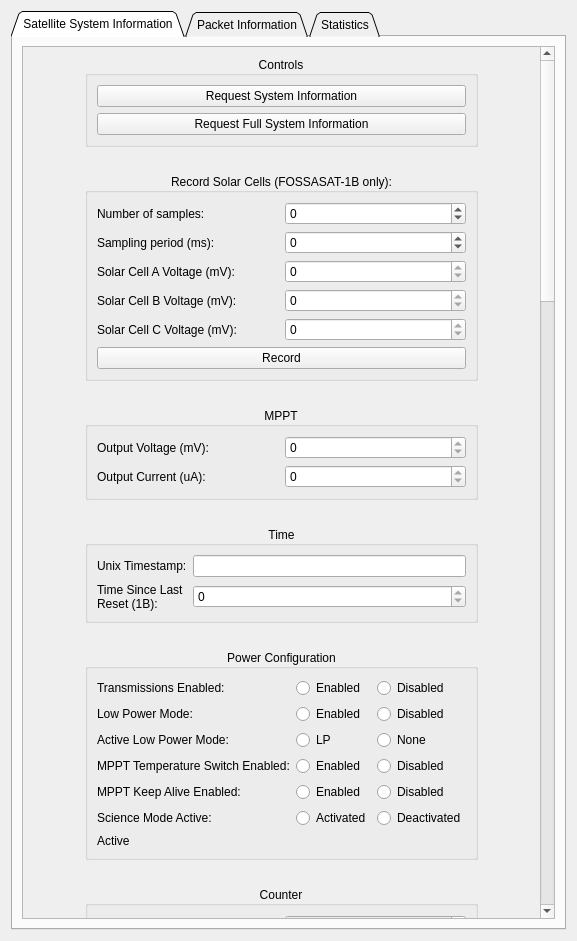
The window that FOSSAGSCP/systeminformationpane.ui (FOSSASystems/FOSSA-GroundStationControlPanel) describes before a commit, drawn with Qt 5.
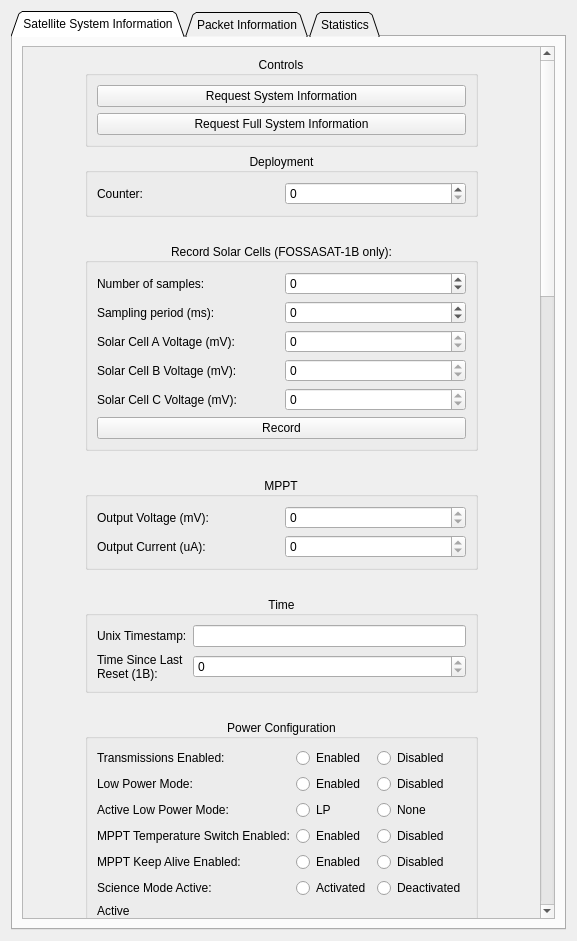
The same window after the commit.

Commit message: implemented RESP_DEPLOYMENT_STATE

Diff of the .ui file:
```diff
--- a/FOSSAGSCP/systeminformationpane.ui
+++ b/FOSSAGSCP/systeminformationpane.ui
@@ -39,9 +39,9 @@
           <property name="geometry">
            <rect>
             <x>33</x>
-            <y>-2331</y>
+            <y>0</y>
             <width>439</width>
-            <height>3203</height>
+            <height>3272</height>
            </rect>
           </property>
           <property name="sizePolicy">
@@ -51,7 +51,7 @@
            </sizepolicy>
           </property>
           <layout class="QGridLayout" name="gridLayout_2">
-           <item row="24" column="0">
+           <item row="25" column="0">
             <spacer name="horizontalSpacer_13">
              <property name="orientation">
               <enum>Qt::Horizontal</enum>
@@ -64,7 +64,7 @@
              </property>
             </spacer>
            </item>
-           <item row="22" column="0">
+           <item row="23" column="0">
             <spacer name="horizontalSpacer_12">
              <property name="orientation">
               <enum>Qt::Horizontal</enum>
@@ -77,7 +77,7 @@
              </property>
             </spacer>
            </item>
-           <item row="13" column="0">
+           <item row="14" column="0">
             <spacer name="horizontalSpacer_9">
              <property name="orientation">
               <enum>Qt::Horizontal</enum>
@@ -90,7 +90,7 @@
              </property>
             </spacer>
            </item>
-           <item row="12" column="0">
+           <item row="13" column="0">
             <widget class="QGroupBox" name="groupBox_10">
              <property name="title">
               <string>Window Receive Length</string>
@@ -136,7 +136,7 @@
              </layout>
             </widget>
            </item>
-           <item row="6" column="0">
+           <item row="7" column="0">
             <widget class="QGroupBox" name="groupBox_2">
              <property name="title">
               <string>Time</string>
@@ -179,7 +179,7 @@
              </layout>
             </widget>
            </item>
-           <item row="26" column="0">
+           <item row="27" column="0">
             <spacer name="horizontalSpacer_14">
              <property name="orientation">
               <enum>Qt::Horizontal</enum>
@@ -218,7 +218,7 @@
              </layout>
             </widget>
            </item>
-           <item row="15" column="0">
+           <item row="16" column="0">
             <spacer name="horizontalSpacer_10">
              <property name="orientation">
               <enum>Qt::Horizontal</enum>
@@ -231,7 +231,7 @@
              </property>
             </spacer>
            </item>
-           <item row="17" column="0">
+           <item row="18" column="0">
             <spacer name="horizontalSpacer_18">
              <property name="orientation">
               <enum>Qt::Horizontal</enum>
@@ -244,7 +244,7 @@
              </property>
             </spacer>
            </item>
-           <item row="1" column="0">
+           <item row="2" column="0">
             <spacer name="horizontalSpacer_16">
              <property name="orientation">
               <enum>Qt::Horizontal</enum>
@@ -257,7 +257,7 @@
              </property>
             </spacer>
            </item>
-           <item row="10" column="0">
+           <item row="11" column="0">
             <widget class="QGroupBox" name="groupBox_4">
              <property name="title">
               <string>Counter</string>
@@ -289,20 +289,20 @@
              </layout>
             </widget>
            </item>
-           <item row="3" column="0">
-            <spacer name="horizontalSpacer_17">
-             <property name="orientation">
-              <enum>Qt::Horizontal</enum>
-             </property>
-             <property name="sizeHint" stdset="0">
-              <size>
-               <width>40</width>
-               <height>20</height>
-              </size>
-             </property>
-            </spacer>
-           </item>
            <item row="4" column="0">
+            <spacer name="horizontalSpacer_17">
+             <property name="orientation">
+              <enum>Qt::Horizontal</enum>
+             </property>
+             <property name="sizeHint" stdset="0">
+              <size>
+               <width>40</width>
+               <height>20</height>
+              </size>
+             </property>
+            </spacer>
+           </item>
+           <item row="5" column="0">
             <widget class="QGroupBox" name="groupBox">
              <property name="title">
               <string>MPPT</string>
@@ -354,7 +354,7 @@
              </layout>
             </widget>
            </item>
-           <item row="7" column="0">
+           <item row="8" column="0">
             <spacer name="horizontalSpacer_6">
              <property name="orientation">
               <enum>Qt::Horizontal</enum>
@@ -367,7 +367,7 @@
              </property>
             </spacer>
            </item>
-           <item row="11" column="0">
+           <item row="12" column="0">
             <spacer name="horizontalSpacer_8">
              <property name="orientation">
               <enum>Qt::Horizontal</enum>
@@ -380,7 +380,7 @@
              </property>
             </spacer>
            </item>
-           <item row="19" column="0">
+           <item row="20" column="0">
             <widget class="QGroupBox" name="groupBox_5">
              <property name="title">
               <string>Solar Panels Power Information</string>
@@ -683,7 +683,7 @@
              </layout>
             </widget>
            </item>
-           <item row="14" column="0">
+           <item row="15" column="0">
             <widget class="QGroupBox" name="groupBox_12">
              <property name="title">
               <string>ADCS Result</string>
@@ -705,7 +705,7 @@
              </layout>
             </widget>
            </item>
-           <item row="23" column="0">
+           <item row="24" column="0">
             <widget class="QGroupBox" name="groupBox_7">
              <property name="title">
               <string>Sensors</string>
@@ -885,7 +885,7 @@
              </layout>
             </widget>
            </item>
-           <item row="27" column="0">
+           <item row="28" column="0">
             <widget class="QGroupBox" name="groupBox_9">
              <property name="title">
               <string>Flash Information</string>
@@ -914,7 +914,7 @@
              </layout>
             </widget>
            </item>
-           <item row="5" column="0">
+           <item row="6" column="0">
             <spacer name="horizontalSpacer_5">
              <property name="orientation">
               <enum>Qt::Horizontal</enum>
@@ -927,7 +927,7 @@
              </property>
             </spacer>
            </item>
-           <item row="2" column="0">
+           <item row="3" column="0">
             <widget class="QGroupBox" name="groupBox_22">
              <property name="title">
               <string>Record Solar Cells (FOSSASAT-1B only):</string>
@@ -1040,20 +1040,20 @@
              </layout>
             </widget>
            </item>
-           <item row="28" column="0">
-            <spacer name="horizontalSpacer_19">
-             <property name="orientation">
-              <enum>Qt::Horizontal</enum>
-             </property>
-             <property name="sizeHint" stdset="0">
-              <size>
-               <width>40</width>
-               <height>20</height>
-              </size>
-             </property>
-            </spacer>
-           </item>
            <item row="29" column="0">
+            <spacer name="horizontalSpacer_19">
+             <property name="orientation">
+              <enum>Qt::Horizontal</enum>
+             </property>
+             <property name="sizeHint" stdset="0">
+              <size>
+               <width>40</width>
+               <height>20</height>
+              </size>
+             </property>
+            </spacer>
+           </item>
+           <item row="30" column="0">
             <widget class="QGroupBox" name="groupBox_26">
              <property name="title">
               <string>IMU Information</string>
@@ -1113,7 +1113,7 @@
              </layout>
             </widget>
            </item>
-           <item row="20" column="0">
+           <item row="21" column="0">
             <spacer name="horizontalSpacer_11">
              <property name="orientation">
               <enum>Qt::Horizontal</enum>
@@ -1126,7 +1126,7 @@
              </property>
             </spacer>
            </item>
-           <item row="9" column="0">
+           <item row="10" column="0">
             <spacer name="horizontalSpacer_7">
              <property name="orientation">
               <enum>Qt::Horizontal</enum>
@@ -1139,7 +1139,7 @@
              </property>
             </spacer>
            </item>
-           <item row="16" column="0">
+           <item row="17" column="0">
             <widget class="QGroupBox" name="groupBox_25">
              <property name="title">
               <string>Battery Information (FOSSASAT-1 only):</string>
@@ -1202,7 +1202,7 @@
              </layout>
             </widget>
            </item>
-           <item row="21" column="0">
+           <item row="22" column="0">
             <widget class="QGroupBox" name="groupBox_6">
              <property name="title">
               <string>Temperature Information</string>
@@ -1316,7 +1316,7 @@
              </layout>
             </widget>
            </item>
-           <item row="25" column="0">
+           <item row="26" column="0">
             <widget class="QGroupBox" name="groupBox_8">
              <property name="title">
               <string>Last H-bridge Faults</string>
@@ -1379,7 +1379,7 @@
              </layout>
             </widget>
            </item>
-           <item row="8" column="0">
+           <item row="9" column="0">
             <widget class="QGroupBox" name="groupBox_3">
              <property name="title">
               <string>Power Configuration</string>
@@ -1632,6 +1632,28 @@
              </layout>
             </widget>
            </item>
+           <item row="1" column="0">
+            <widget class="QGroupBox" name="groupBox_27">
+             <property name="title">
+              <string>Deployment</string>
+             </property>
+             <property name="alignment">
+              <set>Qt::AlignCenter</set>
+             </property>
+             <layout class="QGridLayout" name="gridLayout_33">
+              <item row="0" column="0">
+               <widget class="QLabel" name="label_84">
+                <property name="text">
+                 <string>Counter:</string>
+                </property>
+               </widget>
+              </item>
+              <item row="0" column="1">
+               <widget class="QSpinBox" name="SystemInformation_Deployment_Counter_SpinBox"/>
+              </item>
+             </layout>
+            </widget>
+           </item>
           </layout>
          </widget>
         </widget>
```
The commit also changes 2 other files.
